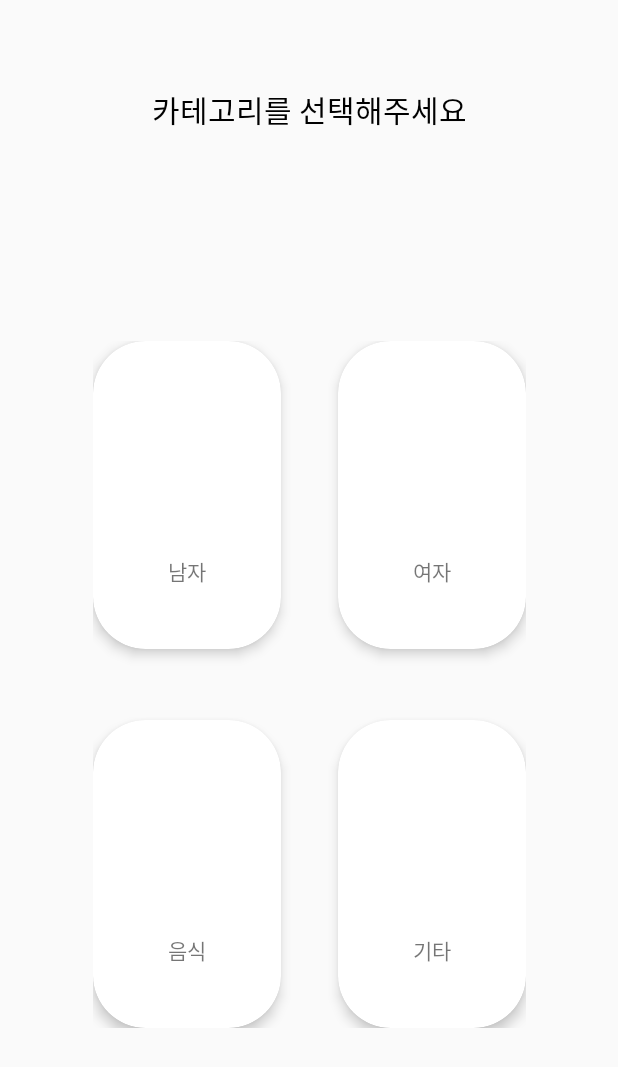
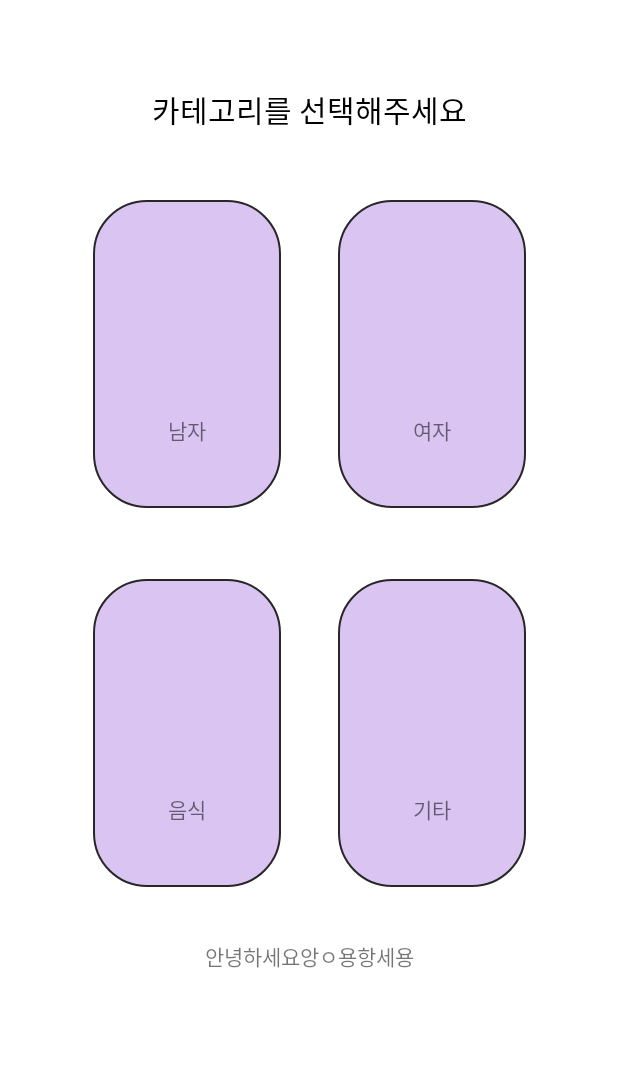
Before and after one commit to PickCoCast/HallowPickCo_Android, an Android app: the screen it shows after launch (MainActivity), on a phone screen of 412 x 824 dp. Shown: the top 1067 px of the screen. Run offline under Robolectric (Android 15) with nearby library versions, the phone set to English and light mode, and no system bars.

Commit message:
메인 화면 카드 뷰 수정& 통신 설정

```diff
--- a/app/src/main/java/com/pickcocast/hallowpickco/ui/MainActivity.kt
+++ b/app/src/main/java/com/pickcocast/hallowpickco/ui/MainActivity.kt
@@ -15,7 +15,7 @@ class MainActivity : AppCompatActivity() {
 
         btn_main_male.setOnClickListener{
 //            Log.d("현주", "눌려졌당")
-            //goKeepActivity()
+            goKeepActivity()
         }
     }
 
--- a/app/src/main/java/com/pickcocast/hallowpickco/ui/keep/adapter/KeepImageRVAdapter.kt
+++ b/app/src/main/java/com/pickcocast/hallowpickco/ui/keep/adapter/KeepImageRVAdapter.kt
@@ -10,9 +10,9 @@ import com.bumptech.glide.Glide
 import com.bumptech.glide.load.resource.bitmap.CenterCrop
 import com.bumptech.glide.load.resource.bitmap.RoundedCorners
 import com.pickcocast.hallowpickco.R
-import com.pickcocast.hallowpickco.ui.keep.data.KeepImageData
+import com.pickcocast.model.GetKeepImageDataResponse
 
-class KeepImageRVAdapter(private val ctx: Context, var dataList: List<KeepImageData>) :
+class KeepImageRVAdapter(private val ctx: Context, var dataList: List<GetKeepImageDataResponse>) :
     RecyclerView.Adapter<KeepImageRVAdapter.KeepImageViewHolder>() {
     override fun onCreateViewHolder(parent: ViewGroup, viewType: Int): KeepImageViewHolder {
         val view: View = LayoutInflater.from(ctx).inflate(R.layout.rv_item_keep, parent, false)
--- a/app/src/main/java/com/pickcocast/hallowpickco/ui/keep/data/KeepImageData.kt
+++ /dev/null
@@ -1,6 +0,0 @@
-package com.pickcocast.hallowpickco.ui.keep.data
-
-class KeepImageData (
-    var keep_img_idx: Int,
-    var keep_img: String
-)
--- /dev/null
+++ b/app/src/main/java/com/pickcocast/model/GetKeepImageDataResponse.kt
@@ -0,0 +1,6 @@
+package com.pickcocast.model
+
+class GetKeepImageDataResponse (
+    var keep_img_idx: Int,
+    var keep_img: String
+)
--- /dev/null
+++ b/app/src/main/res/drawable/border_round_rect_main.xml
@@ -0,0 +1,10 @@
+<?xml version="1.0" encoding="utf-8"?>
+<shape android:shape="rectangle"
+    xmlns:android="http://schemas.android.com/apk/res/android">
+
+    <corners android:radius="35dp"/>
+    <solid android:color="@color/colorPrimary"/>
+    <stroke android:color="@color/colorBlack"
+        android:width="1dp"/>
+
+</shape>
--- a/app/src/main/res/layout/activity_main.xml
+++ b/app/src/main/res/layout/activity_main.xml
@@ -4,36 +4,30 @@
     xmlns:tools="http://schemas.android.com/tools"
     android:layout_width="match_parent"
     android:layout_height="match_parent"
+    android:background="@android:color/white"
     tools:context=".ui.MainActivity">
 
     <androidx.constraintlayout.widget.ConstraintLayout
+        android:id="@+id/constraintLayout"
         android:layout_width="wrap_content"
         android:layout_height="wrap_content"
-        android:padding="15dp"
-        app:layout_constraintBottom_toBottomOf="parent"
+        android:layout_marginTop="30dp"
+        android:padding="0dp"
         app:layout_constraintEnd_toEndOf="parent"
         app:layout_constraintStart_toStartOf="parent"
         app:layout_constraintTop_toBottomOf="@+id/textView5">
 
 
-        <androidx.cardview.widget.CardView
+        <androidx.constraintlayout.widget.ConstraintLayout
             android:id="@+id/btn_main_female"
             android:layout_width="125dp"
             android:layout_height="205dp"
             android:layout_marginStart="38dp"
             android:layout_marginLeft="38dp"
-            app:cardCornerRadius="35dp"
-            app:cardElevation="5dp"
-            app:cardUseCompatPadding="false"
-            app:layout_constraintEnd_toEndOf="parent"
+            android:layout_marginTop="15dp"
+            android:background="@drawable/border_round_rect_main"
+            app:layout_constraintEnd_toEndOf="@+id/btn_main_etc"
             app:layout_constraintStart_toEndOf="@+id/btn_main_male"
-            app:layout_constraintTop_toTopOf="parent"
-            tools:cardBackgroundColor="@android:color/white">
-
-            <androidx.constraintlayout.widget.ConstraintLayout
-                android:layout_width="match_parent"
-                android:layout_height="match_parent"
-                app:layout_constraintStart_toStartOf="parent"
             app:layout_constraintTop_toTopOf="parent">
 
             <TextView
@@ -56,26 +50,18 @@
                 app:layout_constraintTop_toTopOf="parent"
                 tools:srcCompat="@tools:sample/avatars" />
         </androidx.constraintlayout.widget.ConstraintLayout>
-        </androidx.cardview.widget.CardView>
 
-        <androidx.cardview.widget.CardView
+        <androidx.constraintlayout.widget.ConstraintLayout
             android:id="@+id/btn_main_etc"
             android:layout_width="125dp"
             android:layout_height="205dp"
             android:layout_marginTop="47dp"
-            app:cardCornerRadius="35dp"
-            app:cardElevation="5dp"
-            app:cardUseCompatPadding="false"
+            android:layout_marginRight="15dp"
+            android:layout_marginBottom="25dp"
+            android:background="@drawable/border_round_rect_main"
             app:layout_constraintBottom_toBottomOf="parent"
             app:layout_constraintEnd_toEndOf="parent"
-            app:layout_constraintTop_toBottomOf="@+id/btn_main_female"
-            tools:cardBackgroundColor="@android:color/white">
-
-            <androidx.constraintlayout.widget.ConstraintLayout
-                android:layout_width="match_parent"
-                android:layout_height="match_parent"
-                app:layout_constraintStart_toStartOf="parent"
-                app:layout_constraintTop_toTopOf="parent">
+            app:layout_constraintTop_toBottomOf="@+id/btn_main_female">
 
             <TextView
                 android:id="@+id/tv_main_etc"
@@ -97,27 +83,19 @@
                 app:layout_constraintTop_toTopOf="parent"
                 tools:srcCompat="@tools:sample/avatars" />
         </androidx.constraintlayout.widget.ConstraintLayout>
-        </androidx.cardview.widget.CardView>
 
 
-        <androidx.cardview.widget.CardView
+        <androidx.constraintlayout.widget.ConstraintLayout
             android:id="@+id/btn_main_food"
             android:layout_width="125dp"
             android:layout_height="205dp"
+            android:layout_marginLeft="15dp"
             android:layout_marginTop="47dp"
-            app:cardCornerRadius="35dp"
-            app:cardElevation="5dp"
-            app:cardUseCompatPadding="false"
+            android:layout_marginBottom="25dp"
+            android:background="@drawable/border_round_rect_main"
             app:layout_constraintBottom_toBottomOf="parent"
             app:layout_constraintStart_toStartOf="parent"
-            app:layout_constraintTop_toBottomOf="@+id/btn_main_male"
-            tools:cardBackgroundColor="@android:color/white">
-
-            <androidx.constraintlayout.widget.ConstraintLayout
-                android:layout_width="match_parent"
-                android:layout_height="match_parent"
-                app:layout_constraintStart_toEndOf="parent"
-                app:layout_constraintTop_toTopOf="parent">
+            app:layout_constraintTop_toBottomOf="@+id/btn_main_male">
 
             <TextView
                 android:id="@+id/tv_main_objct"
@@ -139,22 +117,13 @@
                 app:layout_constraintTop_toTopOf="parent"
                 tools:srcCompat="@tools:sample/avatars" />
         </androidx.constraintlayout.widget.ConstraintLayout>
-        </androidx.cardview.widget.CardView>
 
-        <androidx.cardview.widget.CardView
+        <androidx.constraintlayout.widget.ConstraintLayout
             android:id="@+id/btn_main_male"
             android:layout_width="125dp"
             android:layout_height="205dp"
-            app:cardCornerRadius="35dp"
-            app:cardElevation="5dp"
-            app:cardUseCompatPadding="false"
-            app:layout_constraintStart_toStartOf="parent"
-            app:layout_constraintTop_toTopOf="parent"
-            tools:cardBackgroundColor="@android:color/white">
-
-            <androidx.constraintlayout.widget.ConstraintLayout
-                android:layout_width="match_parent"
-                android:layout_height="match_parent"
+            android:layout_margin="15dp"
+            android:background="@drawable/border_round_rect_main"
             app:layout_constraintStart_toStartOf="parent"
             app:layout_constraintTop_toTopOf="parent">
 
@@ -178,14 +147,13 @@
                 app:layout_constraintTop_toTopOf="parent"
                 tools:srcCompat="@tools:sample/avatars" />
         </androidx.constraintlayout.widget.ConstraintLayout>
-        </androidx.cardview.widget.CardView>
     </androidx.constraintlayout.widget.ConstraintLayout>
 
 <TextView
 android:id="@+id/textView5"
-        android:layout_width="wrap_content"
 android:layout_height="wrap_content"
 android:layout_marginTop="58dp"
+android:layout_width="wrap_content"
 android:text="카테고리를 선택해주세요"
 android:textColor="@android:color/black"
 android:textSize="20sp"
@@ -194,5 +162,15 @@
 app:layout_constraintTop_toTopOf="parent"
 app:lineHeight="29sp" />
 
+    <TextView
+        android:id="@+id/textView"
+        android:layout_width="wrap_content"
+        android:layout_height="wrap_content"
+        android:layout_marginTop="10dp"
+        android:text="안녕하세요앙ㅇ용항세용"
+        app:layout_constraintEnd_toEndOf="parent"
+        app:layout_constraintStart_toStartOf="parent"
+        app:layout_constraintTop_toBottomOf="@+id/constraintLayout" />
+
 
 </androidx.constraintlayout.widget.ConstraintLayout>
--- a/app/src/main/res/values/colors.xml
+++ b/app/src/main/res/values/colors.xml
@@ -1,6 +1,7 @@
 <?xml version="1.0" encoding="utf-8"?>
 <resources>
-    <color name="colorPrimary">#008577</color>
+    <color name="colorPrimary">#dac4f2</color>
     <color name="colorPrimaryDark">#00574B</color>
     <color name="colorAccent">#D81B60</color>
+    <color name = "colorBlack">#272727</color>
 </resources>
```
Also changed, not shown: app/src/main/java/com/pickcocast/hallowpickco/ui/keep/KeepActivity.kt (+32 -7 lines), app/src/main/java/com/pickcocast/hallowpickco/util/ApplicationController.kt (added, +23 -0 lines), app/src/main/java/com/pickcocast/hallowpickco/util/NetworkService.kt (added, +12 -0 lines). Lines whose indentation alone changed are shown as unchanged.
